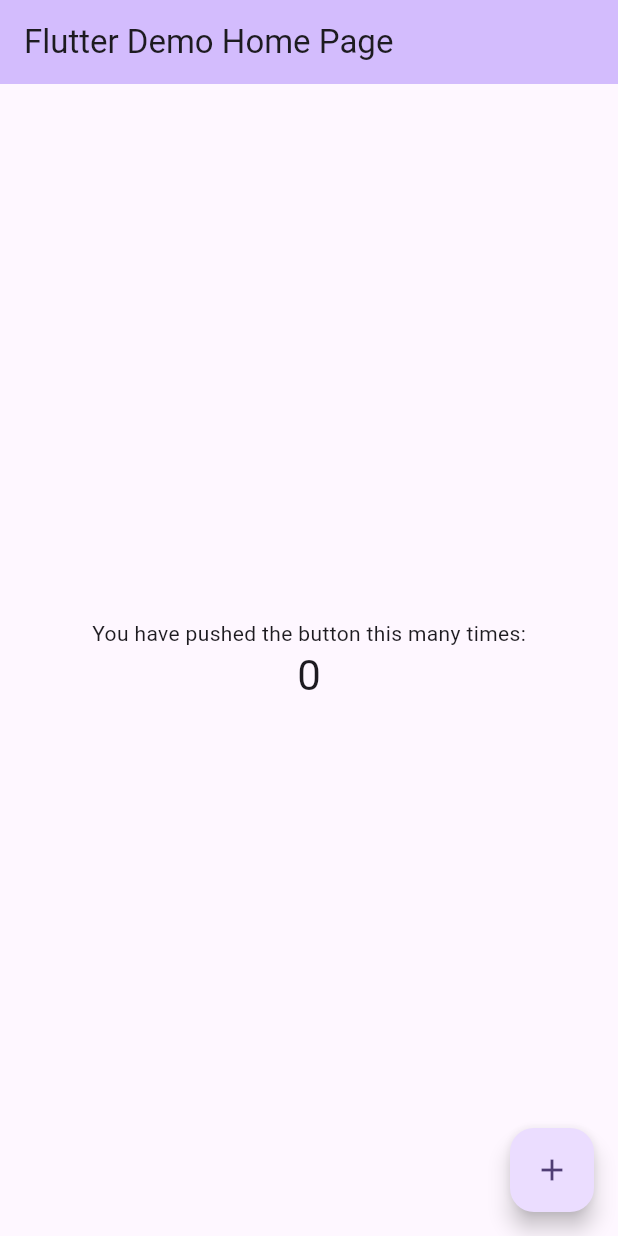
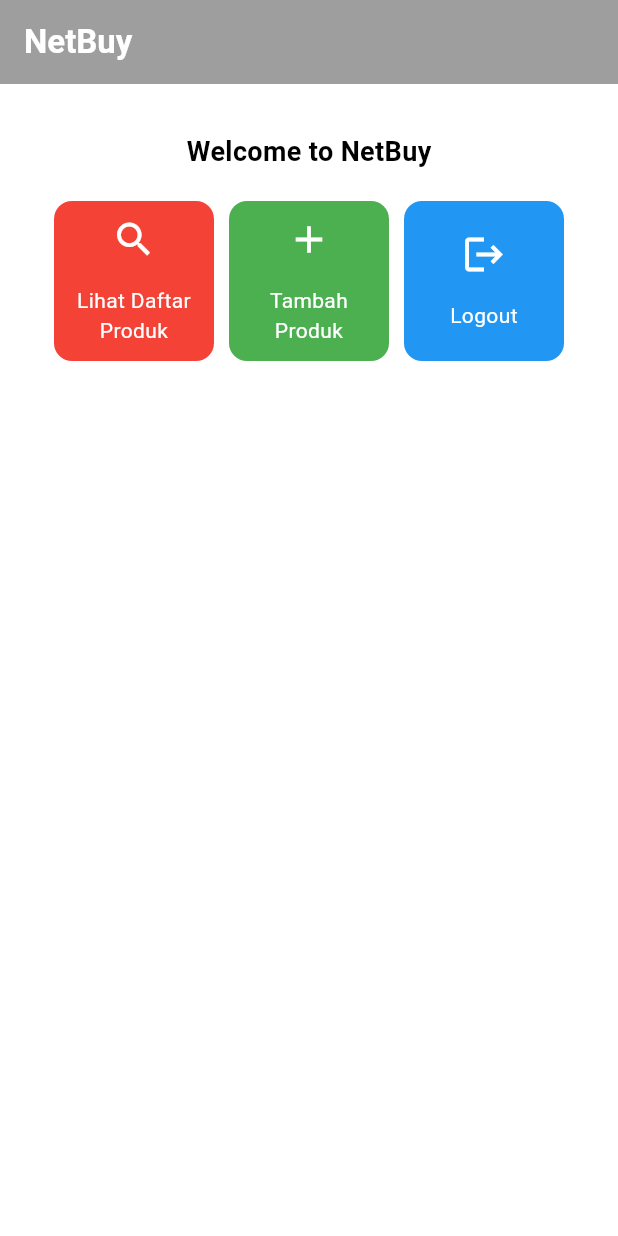
Before and after one commit to abyasa05/e-commerce-mobile, a Flutter app: the screen it shows after launch, on a phone screen of 412 x 824 dp. Run offline on Flutter 3.47's test engine with Material 3 defaults, Android fonts, the phone set to English and light mode, and no system bars.

Commit message:
Tugas 7 selesai

```diff
--- a/lib/main.dart
+++ b/lib/main.dart
@@ -1,4 +1,5 @@
 import 'package:flutter/material.dart';
+import 'package:e_commerce/menu.dart';
 
 void main() {
   runApp(const MyApp());
@@ -11,7 +12,7 @@ class MyApp extends StatelessWidget {
   @override
   Widget build(BuildContext context) {
     return MaterialApp(
-      title: 'Flutter Demo',
+      title: 'NetBuy',
       theme: ThemeData(
         // This is the theme of your application.
         //
@@ -28,98 +29,12 @@ class MyApp extends StatelessWidget {
         //
         // This works for code too, not just values: Most code changes can be
         // tested with just a hot reload.
-        colorScheme: ColorScheme.fromSeed(seedColor: Colors.deepPurple),
+         colorScheme: ColorScheme.fromSwatch(
+               primarySwatch: Colors.grey,
+         ).copyWith(secondary: Colors.grey[300]),
         useMaterial3: true,
       ),
-      home: const MyHomePage(title: 'Flutter Demo Home Page'),
+      home: MyHomePage(),
     );
   }
 }
-
-class MyHomePage extends StatefulWidget {
-  const MyHomePage({super.key, required this.title});
-
-  // This widget is the home page of your application. It is stateful, meaning
-  // that it has a State object (defined below) that contains fields that affect
-  // how it looks.
-
-  // This class is the configuration for the state. It holds the values (in this
-  // case the title) provided by the parent (in this case the App widget) and
-  // used by the build method of the State. Fields in a Widget subclass are
-  // always marked "final".
-
-  final String title;
-
-  @override
-  State<MyHomePage> createState() => _MyHomePageState();
-}
-
-class _MyHomePageState extends State<MyHomePage> {
-  int _counter = 0;
-
-  void _incrementCounter() {
-    setState(() {
-      // This call to setState tells the Flutter framework that something has
-      // changed in this State, which causes it to rerun the build method below
-      // so that the display can reflect the updated values. If we changed
-      // _counter without calling setState(), then the build method would not be
-      // called again, and so nothing would appear to happen.
-      _counter++;
-    });
-  }
-
-  @override
-  Widget build(BuildContext context) {
-    // This method is rerun every time setState is called, for instance as done
-    // by the _incrementCounter method above.
-    //
-    // The Flutter framework has been optimized to make rerunning build methods
-    // fast, so that you can just rebuild anything that needs updating rather
-    // than having to individually change instances of widgets.
-    return Scaffold(
-      appBar: AppBar(
-        // TRY THIS: Try changing the color here to a specific color (to
-        // Colors.amber, perhaps?) and trigger a hot reload to see the AppBar
-        // change color while the other colors stay the same.
-        backgroundColor: Theme.of(context).colorScheme.inversePrimary,
-        // Here we take the value from the MyHomePage object that was created by
-        // the App.build method, and use it to set our appbar title.
-        title: Text(widget.title),
-      ),
-      body: Center(
-        // Center is a layout widget. It takes a single child and positions it
-        // in the middle of the parent.
-        child: Column(
-          // Column is also a layout widget. It takes a list of children and
-          // arranges them vertically. By default, it sizes itself to fit its
-          // children horizontally, and tries to be as tall as its parent.
-          //
-          // Column has various properties to control how it sizes itself and
-          // how it positions its children. Here we use mainAxisAlignment to
-          // center the children vertically; the main axis here is the vertical
-          // axis because Columns are vertical (the cross axis would be
-          // horizontal).
-          //
-          // TRY THIS: Invoke "debug painting" (choose the "Toggle Debug Paint"
-          // action in the IDE, or press "p" in the console), to see the
-          // wireframe for each widget.
-          mainAxisAlignment: MainAxisAlignment.center,
-          children: <Widget>[
-            const Text(
-              'You have pushed the button this many times:',
-            ),
-            Text(
-              '$_counter',
-              style: Theme.of(context).textTheme.headlineMedium,
-            ),
-          ],
-        ),
-      ),
-      floatingActionButton: FloatingActionButton(
-        onPressed: _incrementCounter,
-        tooltip: 'Increment',
-        child: const Icon(Icons.add),
-      ), // This trailing comma makes auto-formatting nicer for build methods.
-    );
-  }
-}
--- /dev/null
+++ b/lib/menu.dart
@@ -0,0 +1,138 @@
+import 'package:flutter/material.dart';
+
+class MyHomePage extends StatelessWidget {
+    final List<ItemHomepage> items = [
+        ItemHomepage("Lihat Daftar Produk", Icons.search, Colors.red),
+        ItemHomepage("Tambah Produk", Icons.add, Colors.green),
+        ItemHomepage("Logout", Icons.logout, Colors.blue),
+    ];
+
+    MyHomePage({super.key});
+
+    @override
+    Widget build(BuildContext context) {
+        return Scaffold(
+          // AppBar adalah bagian atas halaman yang menampilkan judul.
+          appBar: AppBar(
+            // Judul aplikasi NetBuy.
+            title: const Text(
+              'NetBuy',
+              style: TextStyle(
+                color: Colors.white,
+                fontWeight: FontWeight.bold,
+              ),
+            ),
+            // Warna latar belakang AppBar diambil dari skema warna tema aplikasi.
+            backgroundColor: Theme.of(context).colorScheme.primary,
+          ),
+          // Body halaman dengan padding di sekelilingnya.
+          body: Padding(
+            padding: const EdgeInsets.all(16.0),
+            // Menyusun widget secara vertikal dalam sebuah kolom.
+            child: Column(
+              crossAxisAlignment: CrossAxisAlignment.center,
+              children: [
+                // Menempatkan widget berikutnya di tengah halaman.
+                Center(
+                  child: Column(
+                    // Menyusun teks dan grid item secara vertikal.
+
+                    children: [
+                      // Menampilkan teks sambutan dengan gaya tebal dan ukuran 18.
+                      const Padding(
+                        padding: EdgeInsets.only(top: 16.0),
+                        child: Text(
+                          'Welcome to NetBuy',
+                          style: TextStyle(
+                            fontWeight: FontWeight.bold,
+                            fontSize: 18.0,
+                          ),
+                        ),
+                      ),
+
+                      // Grid untuk menampilkan ItemCard dalam bentuk grid 3 kolom.
+                      GridView.count(
+                        primary: true,
+                        padding: const EdgeInsets.all(20),
+                        crossAxisSpacing: 10,
+                        mainAxisSpacing: 10,
+                        crossAxisCount: 3,
+                        // Agar grid menyesuaikan tinggi kontennya.
+                        shrinkWrap: true,
+
+                        // Menampilkan ItemCard untuk setiap item dalam list items.
+                        children: items.map((ItemHomepage item) {
+                          return ItemCard(item);
+                        }).toList(),
+                      ),
+                    ],
+                  ),
+                ),
+              ],
+            ),
+          ),
+        );
+    }
+}
+
+class ItemHomepage {
+    final String name;
+    final IconData icon;
+    final Color color;
+
+    ItemHomepage(this.name, this.icon, this.color);
+}
+
+class ItemCard extends StatelessWidget {
+  // Menampilkan kartu dengan ikon dan nama.
+
+  final ItemHomepage item;
+
+  const ItemCard(this.item, {super.key});
+
+  @override
+  Widget build(BuildContext context) {
+    return Material(
+      // Menentukan warna background dari ItemHomePage.
+      color: item.color,
+      // Membuat sudut kartu melengkung.
+      borderRadius: BorderRadius.circular(12),
+
+      child: InkWell(
+        // Aksi ketika kartu ditekan.
+        onTap: () {
+          // Menampilkan pesan SnackBar saat kartu ditekan.
+          ScaffoldMessenger.of(context)
+            ..hideCurrentSnackBar()
+            ..showSnackBar(
+              SnackBar(content: Text("Kamu telah menekan tombol ${item.name}"))
+            );
+        },
+        // Container untuk menyimpan Icon dan Text
+        child: Container(
+          padding: const EdgeInsets.all(8),
+          child: Center(
+            child: Column(
+              // Menyusun ikon dan teks di tengah kartu.
+              mainAxisAlignment: MainAxisAlignment.center,
+              children: [
+                Icon(
+                  item.icon,
+                  color: Colors.white,
+                  size: 30.0,
+                ),
+                const SizedBox(height: 10.0),
+                const Padding(padding: EdgeInsets.all(3)),
+                Text(
+                  item.name,
+                  textAlign: TextAlign.center,
+                  style: const TextStyle(color: Colors.white),
+                ),
+              ],
+            ),
+          ),
+        ),
+      ),
+    );
+  }
+}
```
Also changed, not shown: 1 other file.
